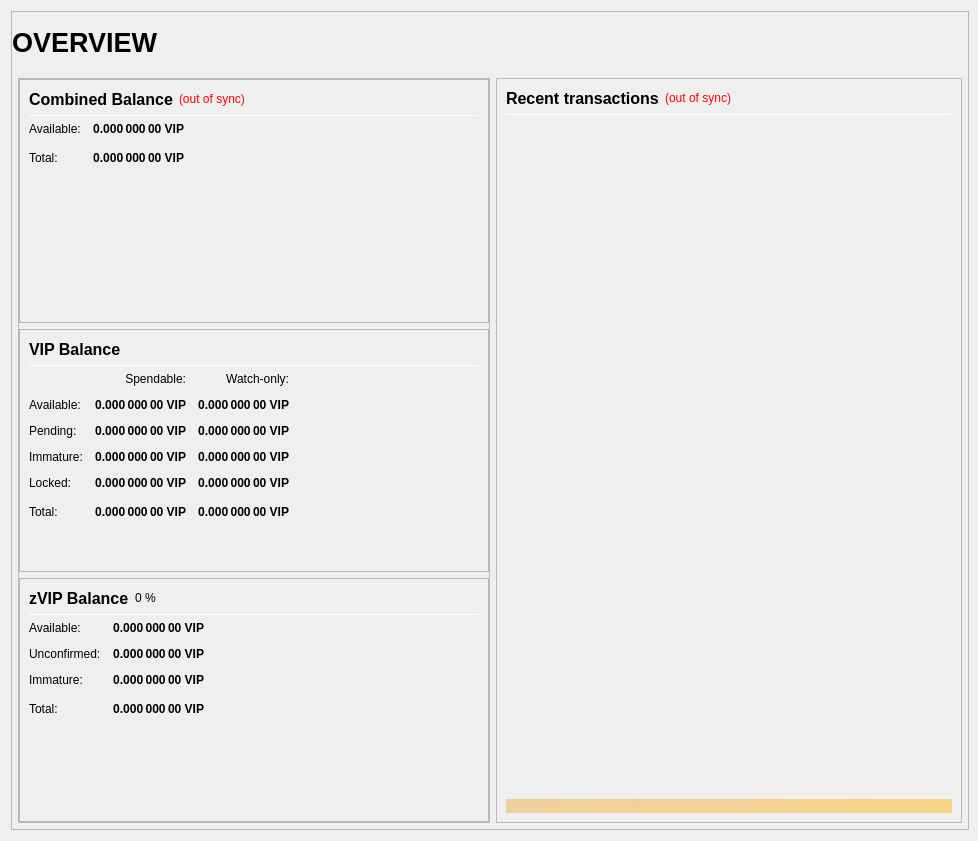
First picture: the form in src/qt/forms/overviewpage.ui, repository vipcore/VIP-OLD, before the edit.
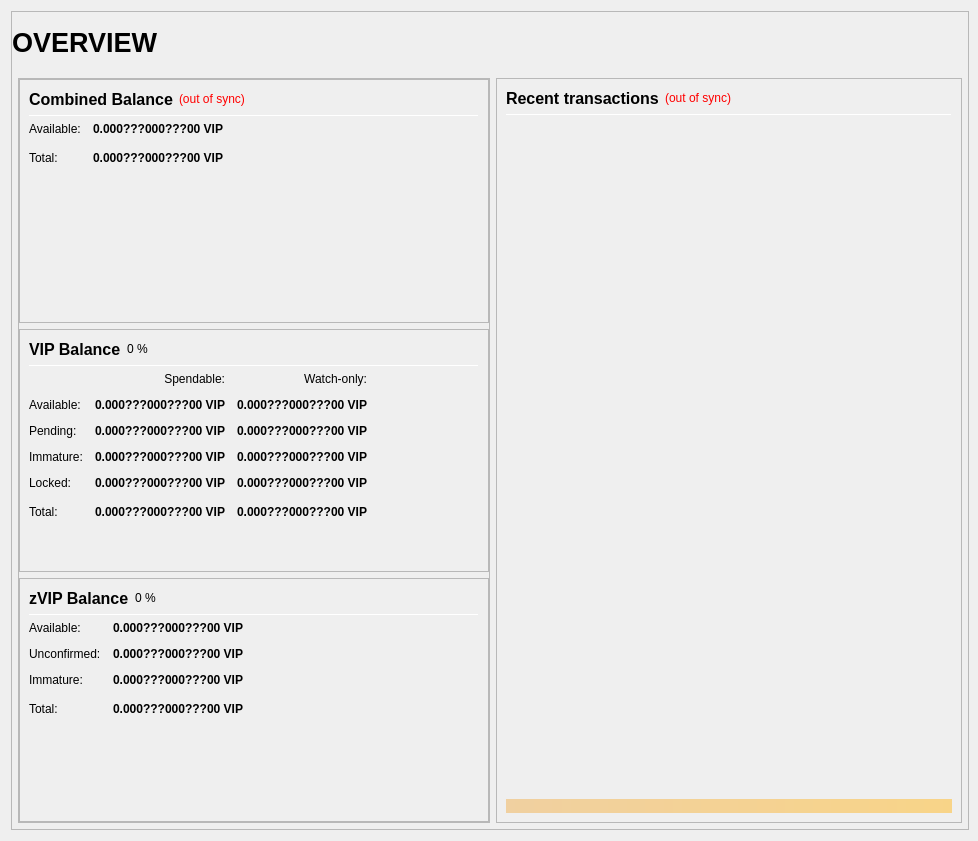
Second picture: the form after the edit.

```diff
--- a/src/qt/forms/overviewpage.ui
+++ b/src/qt/forms/overviewpage.ui
@@ -337,7 +337,7 @@
                           <string>Your current spendable balance</string>
                          </property>
                          <property name="text">
-                          <string notr="true">0.000 000 00 VIP</string>
+                          <string notr="true">0.000???000???00 VIP</string>
                          </property>
                          <property name="alignment">
                           <set>Qt::AlignRight|Qt::AlignTrailing|Qt::AlignVCenter</set>
@@ -369,7 +369,7 @@
                           <string>Total Balance, including all unavailable coins.</string>
                          </property>
                          <property name="text">
-                          <string notr="true">0.000 000 00 VIP</string>
+                          <string notr="true">0.000???000???00 VIP</string>
                          </property>
                          <property name="alignment">
                           <set>Qt::AlignRight|Qt::AlignTrailing|Qt::AlignVCenter</set>
@@ -444,6 +444,13 @@
                          </property>
                         </widget>
                        </item>
+                       <item>
+                        <widget class="QLabel" name="labelVIPPercent">
+                         <property name="text">
+                          <string notr="true">0 %</string>
+                         </property>
+                        </widget>
+                       </item>
                        <item>
                         <spacer name="horizontalSpacer_3">
                          <property name="orientation">
@@ -525,7 +532,7 @@
                           <string>Your current spendable balance</string>
                          </property>
                          <property name="text">
-                          <string notr="true">0.000 000 00 VIP</string>
+                          <string notr="true">0.000???000???00 VIP</string>
                          </property>
                          <property name="alignment">
                           <set>Qt::AlignRight|Qt::AlignTrailing|Qt::AlignVCenter</set>
@@ -550,7 +557,7 @@
                           <string>Your current balance in watch-only addresses</string>
                          </property>
                          <property name="text">
-                          <string notr="true">0.000 000 00 VIP</string>
+                          <string notr="true">0.000???000???00 VIP</string>
                          </property>
                          <property name="alignment">
                           <set>Qt::AlignRight|Qt::AlignTrailing|Qt::AlignVCenter</set>
@@ -582,7 +589,7 @@
                           <string>Total of transactions that have yet to be confirmed, and do not yet count toward the spendable balance</string>
                          </property>
                          <property name="text">
-                          <string notr="true">0.000 000 00 VIP</string>
+                          <string notr="true">0.000???000???00 VIP</string>
                          </property>
                          <property name="alignment">
                           <set>Qt::AlignRight|Qt::AlignTrailing|Qt::AlignVCenter</set>
@@ -607,7 +614,7 @@
                           <string>Unconfirmed transactions to watch-only addresses</string>
                          </property>
                          <property name="text">
-                          <string notr="true">0.000 000 00 VIP</string>
+                          <string notr="true">0.000???000???00 VIP</string>
                          </property>
                          <property name="alignment">
                           <set>Qt::AlignRight|Qt::AlignTrailing|Qt::AlignVCenter</set>
@@ -639,7 +646,7 @@
                           <string>Staked or masternode rewards that has not yet matured</string>
                          </property>
                          <property name="text">
-                          <string notr="true">0.000 000 00 VIP</string>
+                          <string notr="true">0.000???000???00 VIP</string>
                          </property>
                          <property name="alignment">
                           <set>Qt::AlignRight|Qt::AlignTrailing|Qt::AlignVCenter</set>
@@ -664,7 +671,7 @@
                           <string>Staked or masternode rewards in watch-only addresses that has not yet matured</string>
                          </property>
                          <property name="text">
-                          <string notr="true">0.000 000 00 VIP</string>
+                          <string notr="true">0.000???000???00 VIP</string>
                          </property>
                          <property name="alignment">
                           <set>Qt::AlignRight|Qt::AlignTrailing|Qt::AlignVCenter</set>
@@ -699,7 +706,7 @@
                           <string>Locked VIP or Masternode collaterals.</string>
                          </property>
                          <property name="text">
-                          <string notr="true">0.000 000 00 VIP</string>
+                          <string notr="true">0.000???000???00 VIP</string>
                          </property>
                          <property name="alignment">
                           <set>Qt::AlignRight|Qt::AlignTrailing|Qt::AlignVCenter</set>
@@ -724,7 +731,7 @@
                           <string>Current locked balance in watch-only addresses</string>
                          </property>
                          <property name="text">
-                          <string notr="true">0.000 000 00 VIP</string>
+                          <string notr="true">0.000???000???00 VIP</string>
                          </property>
                          <property name="alignment">
                           <set>Qt::AlignRight|Qt::AlignTrailing|Qt::AlignVCenter</set>
@@ -759,7 +766,7 @@
                           <string>Your current VIP balance, unconfirmed and immature transactions included</string>
                          </property>
                          <property name="text">
-                          <string notr="true">0.000 000 00 VIP</string>
+                          <string notr="true">0.000???000???00 VIP</string>
                          </property>
                          <property name="alignment">
                           <set>Qt::AlignRight|Qt::AlignTrailing|Qt::AlignVCenter</set>
@@ -784,7 +791,7 @@
                           <string>Current total balance in watch-only addresses</string>
                          </property>
                          <property name="text">
-                          <string notr="true">0.000 000 00 VIP</string>
+                          <string notr="true">0.000???000???00 VIP</string>
                          </property>
                          <property name="alignment">
                           <set>Qt::AlignRight|Qt::AlignTrailing|Qt::AlignVCenter</set>
@@ -929,7 +936,7 @@
 These zVIP are spendable.</string>
                          </property>
                          <property name="text">
-                          <string notr="true">0.000 000 00 VIP</string>
+                          <string notr="true">0.000???000???00 VIP</string>
                          </property>
                          <property name="alignment">
                           <set>Qt::AlignRight|Qt::AlignTrailing|Qt::AlignVCenter</set>
@@ -960,7 +967,7 @@
 Immature: confirmed, but less than 1 mint of the same denomination after it was minted</string>
                          </property>
                          <property name="text">
-                          <string notr="true">0.000 000 00 VIP</string>
+                          <string notr="true">0.000???000???00 VIP</string>
                          </property>
                          <property name="alignment">
                           <set>Qt::AlignRight|Qt::AlignTrailing|Qt::AlignVCenter</set>
@@ -991,7 +998,7 @@
 Immature: confirmed, but less than 1 mint of the same denomination after it was minted</string>
                          </property>
                          <property name="text">
-                          <string notr="true">0.000 000 00 VIP</string>
+                          <string notr="true">0.000???000???00 VIP</string>
                          </property>
                          <property name="alignment">
                           <set>Qt::AlignRight|Qt::AlignTrailing|Qt::AlignVCenter</set>
@@ -1023,7 +1030,7 @@
                           <string>Your current zVIP balance, unconfirmed and immature zVIP included.</string>
                          </property>
                          <property name="text">
-                          <string notr="true">0.000 000 00 VIP</string>
+                          <string notr="true">0.000???000???00 VIP</string>
                          </property>
                          <property name="alignment">
                           <set>Qt::AlignRight|Qt::AlignTrailing|Qt::AlignVCenter</set>
```
Left out of the diff: 22 changed lines with no effect on the pictures.
